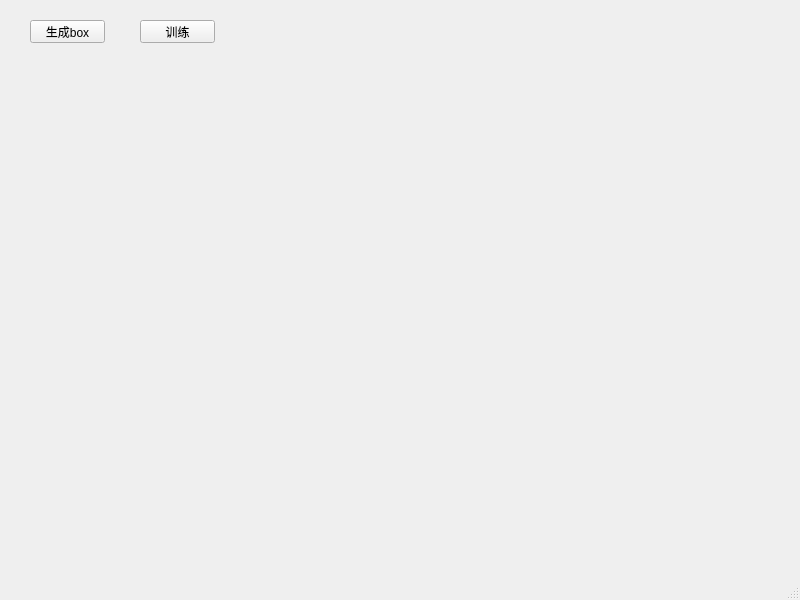
Before: the Qt Designer form Train/mainwindow.ui in chenningup/ChunGeEr, drawn with Qt 5.
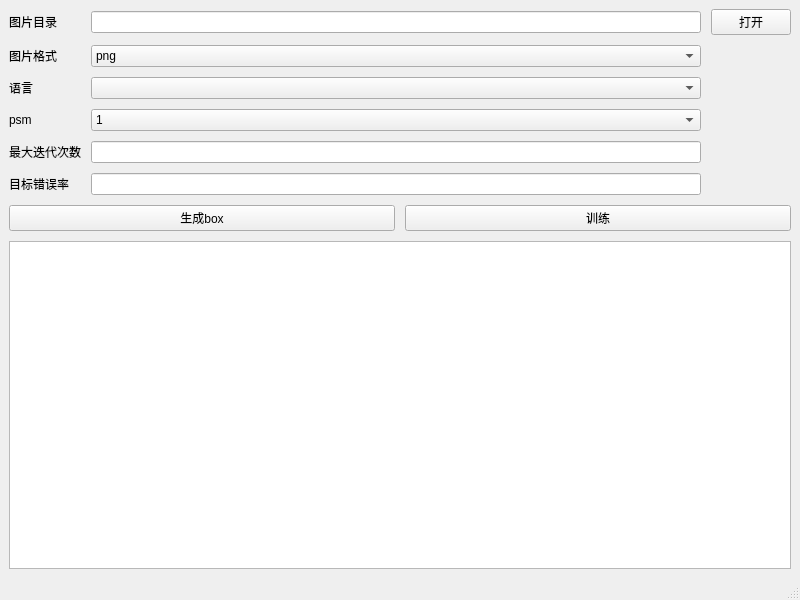
After: the same form once the commit is applied.

What changed in the file:
```diff
--- a/Train/mainwindow.ui
+++ b/Train/mainwindow.ui
@@ -14,32 +14,180 @@
    <string>MainWindow</string>
   </property>
   <widget class="QWidget" name="centralwidget">
-   <widget class="QPushButton" name="boxBtn">
-    <property name="geometry">
-     <rect>
-      <x>30</x>
-      <y>20</y>
-      <width>75</width>
-      <height>23</height>
-     </rect>
+   <layout class="QVBoxLayout" name="verticalLayout" stretch="6,1,5">
+    <property name="spacing">
+     <number>10</number>
     </property>
-    <property name="text">
-     <string>生成box</string>
-    </property>
-   </widget>
-   <widget class="QPushButton" name="trainBtn">
-    <property name="geometry">
-     <rect>
-      <x>140</x>
-      <y>20</y>
-      <width>75</width>
-      <height>23</height>
-     </rect>
-    </property>
-    <property name="text">
-     <string>训练</string>
-    </property>
-   </widget>
+    <item>
+     <layout class="QGridLayout" name="gridLayout" columnminimumwidth="0,0,0">
+      <item row="1" column="0">
+       <widget class="QLabel" name="label">
+        <property name="text">
+         <string>图片目录</string>
+        </property>
+       </widget>
+      </item>
+      <item row="2" column="0">
+       <widget class="QLabel" name="label_2">
+        <property name="text">
+         <string>图片格式</string>
+        </property>
+       </widget>
+      </item>
+      <item row="5" column="0">
+       <widget class="QLabel" name="label_5">
+        <property name="text">
+         <string>最大迭代次数</string>
+        </property>
+       </widget>
+      </item>
+      <item row="3" column="0">
+       <widget class="QLabel" name="label_3">
+        <property name="text">
+         <string>语言</string>
+        </property>
+       </widget>
+      </item>
+      <item row="1" column="1">
+       <widget class="QLineEdit" name="dir_lineEdit"/>
+      </item>
+      <item row="4" column="0">
+       <widget class="QLabel" name="label_4">
+        <property name="text">
+         <string>psm</string>
+        </property>
+       </widget>
+      </item>
+      <item row="1" column="2">
+       <widget class="QPushButton" name="openImagePathBtn">
+        <property name="text">
+         <string>打开</string>
+        </property>
+       </widget>
+      </item>
+      <item row="6" column="0">
+       <widget class="QLabel" name="label_6">
+        <property name="text">
+         <string>目标错误率</string>
+        </property>
+       </widget>
+      </item>
+      <item row="2" column="1">
+       <widget class="QComboBox" name="pic_comboBox">
+        <item>
+         <property name="text">
+          <string>png</string>
+         </property>
+        </item>
+        <item>
+         <property name="text">
+          <string>tiff</string>
+         </property>
+        </item>
+       </widget>
+      </item>
+      <item row="3" column="1">
+       <widget class="QComboBox" name="language_comboBox"/>
+      </item>
+      <item row="4" column="1">
+       <widget class="QComboBox" name="psm_comboBox">
+        <item>
+         <property name="text">
+          <string>1</string>
+         </property>
+        </item>
+        <item>
+         <property name="text">
+          <string>2</string>
+         </property>
+        </item>
+        <item>
+         <property name="text">
+          <string>3</string>
+         </property>
+        </item>
+        <item>
+         <property name="text">
+          <string>4</string>
+         </property>
+        </item>
+        <item>
+         <property name="text">
+          <string>5</string>
+         </property>
+        </item>
+        <item>
+         <property name="text">
+          <string>6</string>
+         </property>
+        </item>
+        <item>
+         <property name="text">
+          <string>7</string>
+         </property>
+        </item>
+        <item>
+         <property name="text">
+          <string>8</string>
+         </property>
+        </item>
+        <item>
+         <property name="text">
+          <string>9</string>
+         </property>
+        </item>
+        <item>
+         <property name="text">
+          <string>10</string>
+         </property>
+        </item>
+        <item>
+         <property name="text">
+          <string>11</string>
+         </property>
+        </item>
+        <item>
+         <property name="text">
+          <string>12</string>
+         </property>
+        </item>
+        <item>
+         <property name="text">
+          <string>13</string>
+         </property>
+        </item>
+       </widget>
+      </item>
+      <item row="5" column="1">
+       <widget class="QLineEdit" name="max_iterations_lineEdit"/>
+      </item>
+      <item row="6" column="1">
+       <widget class="QLineEdit" name="target_error_rate_lineEdit"/>
+      </item>
+     </layout>
+    </item>
+    <item>
+     <layout class="QHBoxLayout" name="horizontalLayout">
+      <item>
+       <widget class="QPushButton" name="boxBtn">
+        <property name="text">
+         <string>生成box</string>
+        </property>
+       </widget>
+      </item>
+      <item>
+       <widget class="QPushButton" name="trainBtn">
+        <property name="text">
+         <string>训练</string>
+        </property>
+       </widget>
+      </item>
+     </layout>
+    </item>
+    <item>
+     <widget class="QTextEdit" name="textEdit"/>
+    </item>
+   </layout>
   </widget>
   <widget class="QMenuBar" name="menubar">
    <property name="geometry">
```
Left out of the diff: 2 changed lines with no effect on the pictures.
